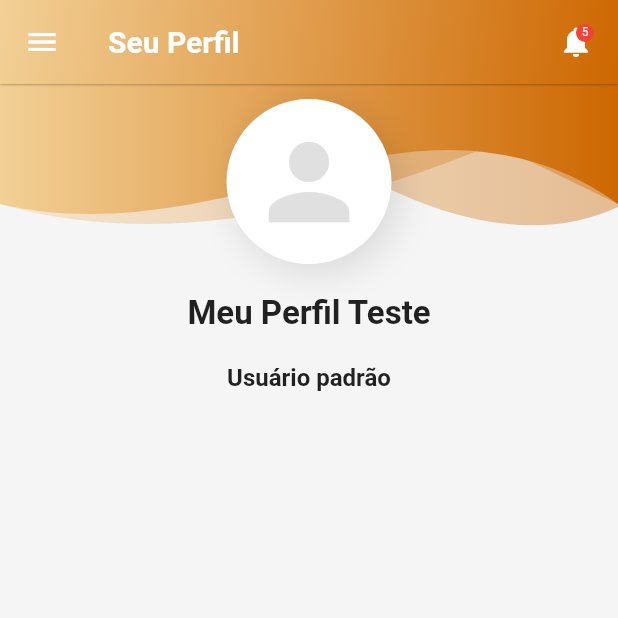
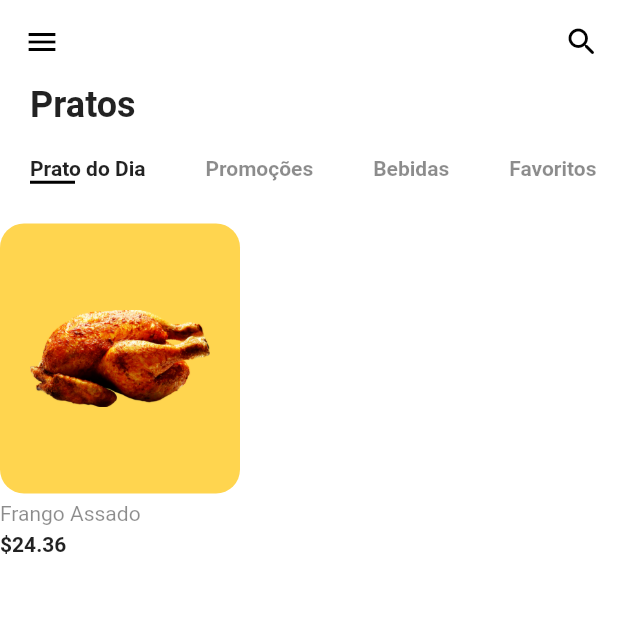
Before and after one commit to ArthurCarvalho15/LoMenu, a Flutter app: the screen it shows after launch, after a tap on "ENTRAR", on a phone screen of 412 x 824 dp, the top half of it. Run offline on Flutter 3.47's test engine with Material 2 defaults, Android fonts, the phone set to English and light mode, and no system bars; our stand-ins replace hexcolor.

Commit message:
Update pré-alfa

```diff
--- a/lib/Screens/Login/login_screen.dart
+++ b/lib/Screens/Login/login_screen.dart
@@ -1,5 +1,6 @@
 import 'package:flutter/cupertino.dart';
 import 'package:flutter/material.dart';
+import 'package:lo_menu/Screens/Menu/menu_screen.dart';
 import 'package:lo_menu/Screens/Profile/profile_page.dart';
 import 'package:lo_menu/Screens/widgets/header_widget.dart';
 import 'package:lo_menu/common/theme_helper.dart';
@@ -84,7 +85,7 @@ class _LoginPageState extends State<LoginPage> {
                                 Navigator.pushReplacement(
                                     context,
                                     MaterialPageRoute(
-                                        builder: (context) => ProfilePage()));
+                                        builder: (context) => MenuScreen()));
                               },
                             )),
                         Container(
--- /dev/null
+++ b/lib/Screens/Menu/body.dart
@@ -0,0 +1,52 @@
+import 'package:flutter/material.dart';
+import 'package:hexcolor/hexcolor.dart';
+import 'package:lo_menu/models/product.dart';
+
+import 'categories.dart';
+
+class Body extends StatelessWidget {
+  @override
+  Widget build(BuildContext context) {
+    return Column(
+      crossAxisAlignment: CrossAxisAlignment.start,
+      children: <Widget>[
+        Padding(
+          padding: const EdgeInsets.symmetric(horizontal: 20.0),
+          child: Text(
+            'Pratos',
+            style: Theme.of(context)
+                .textTheme
+                .headline5!
+                .copyWith(fontWeight: FontWeight.bold),
+          ),
+        ),
+        Categories(),
+        Column(
+          crossAxisAlignment: CrossAxisAlignment.start,
+          children: [
+            Container(
+              padding: EdgeInsets.all(20.0),
+              height: 180,
+              width: 160,
+              decoration: BoxDecoration(
+                  color: products[0].color,
+                  borderRadius: BorderRadius.circular(16)),
+              child: Image.asset(products[0].imagem),
+            ),
+            Padding(
+              padding: const EdgeInsets.symmetric(vertical: 5),
+              child: Text(
+                products[0].titulo,
+                style: TextStyle(color: Colors.black45),
+              ),
+            ),
+            Text(
+              '\$24.36',
+              style: TextStyle(fontWeight: FontWeight.bold),
+            )
+          ],
+        )
+      ],
+    );
+  }
+}
--- /dev/null
+++ b/lib/Screens/Menu/categories.dart
@@ -0,0 +1,65 @@
+import 'package:flutter/material.dart';
+
+// Criando Statefull Widget para as Categorias
+
+class Categories extends StatefulWidget {
+  @override
+  _CategoriesState createState() => _CategoriesState();
+}
+
+class _CategoriesState extends State<Categories> {
+  List<String> categories = [
+    'Prato do Dia',
+    'Promoções',
+    'Bebidas',
+    'Favoritos',
+    'Veganos'
+  ];
+  //Por padrão o primeiro item será escolhido
+  int selectedIndex = 0;
+
+  @override
+  Widget build(BuildContext context) {
+    return Padding(
+      padding: const EdgeInsets.symmetric(vertical: 20.0),
+      child: SizedBox(
+        height: 25,
+        child: ListView.builder(
+            scrollDirection: Axis.horizontal,
+            itemCount: categories.length,
+            itemBuilder: (context, index) => buildCategory(index)),
+      ),
+    );
+  }
+
+  Widget buildCategory(int index) {
+    return GestureDetector(
+      onTap: () {
+        setState(() {
+          selectedIndex = index;
+        });
+      },
+      child: Padding(
+        padding: const EdgeInsets.symmetric(horizontal: 20.0),
+        child: Column(
+          crossAxisAlignment: CrossAxisAlignment.start,
+          children: <Widget>[
+            Text(
+              categories[index],
+              style: TextStyle(
+                  fontWeight: FontWeight.bold,
+                  color:
+                      selectedIndex == index ? Colors.black87 : Colors.black45),
+            ),
+            Container(
+              margin: EdgeInsets.only(top: 0.5),
+              height: 2,
+              width: 30,
+              color: selectedIndex == index ? Colors.black : Colors.transparent,
+            )
+          ],
+        ),
+      ),
+    );
+  }
+}
--- /dev/null
+++ b/lib/Screens/Menu/menu_screen.dart
@@ -0,0 +1,89 @@
+import 'package:flutter/material.dart';
+import 'package:lo_menu/Screens/Menu/body.dart';
+import 'package:lo_menu/Screens/Profile/profile_page.dart';
+
+class MenuScreen extends StatefulWidget {
+  @override
+  _MenuScreenState createState() => _MenuScreenState();
+}
+
+class _MenuScreenState extends State<MenuScreen> {
+  @override
+  Widget build(BuildContext context) {
+    return Scaffold(
+      appBar: AppBar(
+        backgroundColor: Colors.white,
+        elevation: 0,
+        actions: <Widget>[
+          IconButton(
+            icon: Icon(Icons.search_rounded),
+            onPressed: () {},
+          )
+        ],
+      ),
+      drawer: buildDrawer(),
+      body: Body(),
+      backgroundColor: Colors.white,
+    );
+  }
+}
+
+class buildDrawer extends StatelessWidget {
+  const buildDrawer({
+    Key? key,
+  }) : super(key: key);
+
+  @override
+  Widget build(BuildContext context) {
+    return Drawer(
+      child: ListView(
+        children: <Widget>[
+          UserAccountsDrawerHeader(
+            accountName: Text('Perfil Teste'),
+            accountEmail: Text('testando@teste.com'),
+            currentAccountPicture: CircleAvatar(
+              radius: 30.0,
+              child: Text(
+                'T',
+                style: TextStyle(fontSize: 40.0),
+              ),
+            ),
+          ),
+          ListTile(
+            leading: Icon(Icons.favorite_rounded),
+            title: Text('Favoritos'),
+            onTap: () {},
+          ),
+          ListTile(
+            leading: Icon(Icons.sports_bar_rounded),
+            title: Text('Bebidas'),
+            onTap: () {},
+          ),
+          ListTile(
+            leading: Icon(Icons.room_service_rounded),
+            title: Text('Pratos'),
+            onTap: () {},
+          ),
+          ListTile(
+            leading: Icon(Icons.cake_rounded),
+            title: Text('Sobremesas'),
+            onTap: () {},
+          ),
+          ListTile(
+            leading: Icon(Icons.redeem_rounded),
+            title: Text('Cupons'),
+            onTap: () {},
+          ),
+          ListTile(
+            leading: Icon(Icons.account_circle_rounded),
+            title: Text('Minha conta'),
+            onTap: () {
+              Navigator.push(context,
+                  MaterialPageRoute(builder: (context) => ProfilePage()));
+            },
+          ),
+        ],
+      ),
+    );
+  }
+}
--- a/lib/main.dart
+++ b/lib/main.dart
@@ -13,6 +13,7 @@ class LoMenu extends StatelessWidget {
   @override
   Widget build(BuildContext context) {
     return MaterialApp(
+      debugShowCheckedModeBanner: false,
       title: 'Lomenu',
       theme: ThemeData(
         primaryColor: _primaryColor,
--- /dev/null
+++ b/lib/models/product.dart
@@ -0,0 +1,28 @@
+import 'package:flutter/material.dart';
+
+class Product {
+  final String imagem, titulo, descricao;
+  final int id;
+  final double preco;
+  final Color color;
+  Product({
+    required this.id,
+    required this.imagem,
+    required this.titulo,
+    required this.preco,
+    required this.descricao,
+    required this.color,
+  });
+}
+
+List<Product> products = [
+  Product(
+      id: 1,
+      titulo: 'Frango Assado',
+      preco: 24.36,
+      descricao: dummyText,
+      imagem: 'assets/images/frango.png',
+      color: Colors.amber.shade300),
+];
+
+String dummyText = "Texto teste só pra testar os testes testados";
```
Also changed, not shown: assets/images/frango.png (added), assets/images/parmegiana.png (added), assets/images/redbull.png (added), assets/images/salada.png (added), 1 other file.
